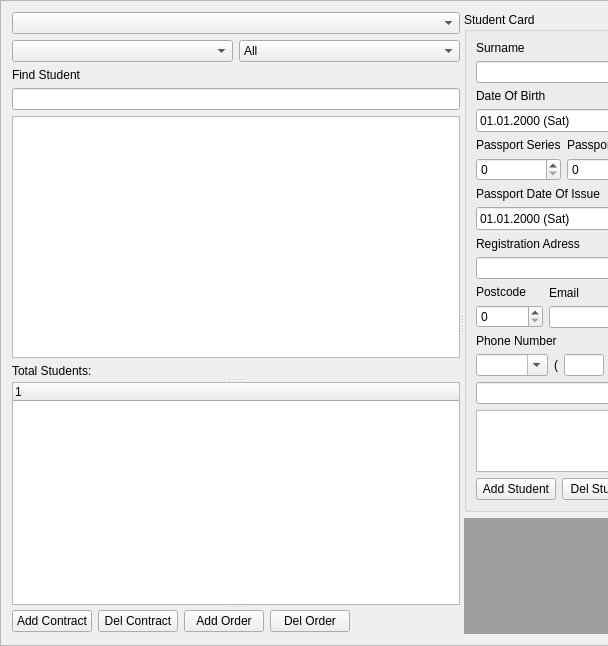
sadovskiy/sysman, file framestudet.ui: the form before one commit; both pictures show x 0 to 608 and y 0 to 646 of the 1107 by 646 pixel window.
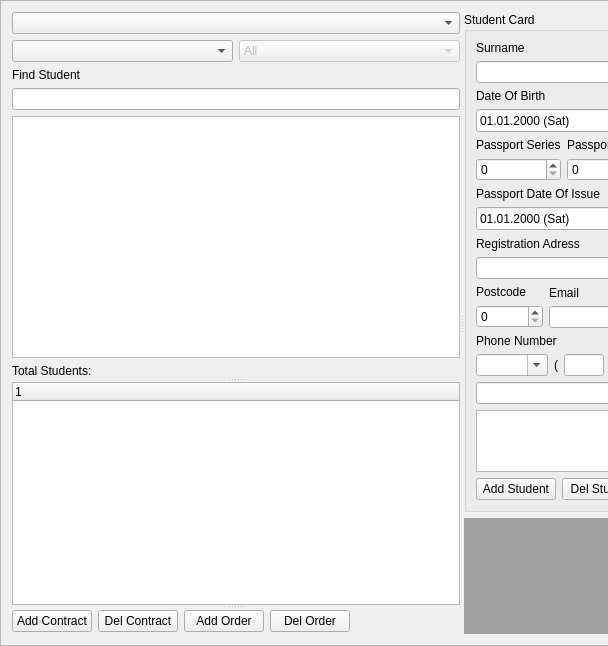
The form after the commit.

Diff of the .ui file:
```diff
--- a/framestudet.ui
+++ b/framestudet.ui
@@ -41,6 +41,9 @@
           </item>
           <item>
            <widget class="QComboBox" name="comboBoxGroup">
+            <property name="enabled">
+             <bool>false</bool>
+            </property>
             <item>
              <property name="text">
               <string>All</string>
@@ -277,8 +280,8 @@
         </property>
        </column>
       </widget>
-      <widget class="QWidget" name="layoutWidget">
-       <layout class="QHBoxLayout" name="horizontalLayout">
+      <widget class="QWidget" name="layoutWidget2">
+       <layout class="QHBoxLayout" name="horizontalLayoutDocs">
         <item>
          <widget class="QPushButton" name="pushButtonAddContract">
           <property name="text">
@@ -323,7 +326,7 @@
        </layout>
       </widget>
      </widget>
-     <widget class="QWidget" name="layoutWidget">
+     <widget class="QWidget" name="layoutWidget3">
       <layout class="QVBoxLayout" name="verticalLayout_2">
        <item>
         <widget class="QGroupBox" name="groupBoxStudent">
```
Left out of the diff: 19 changed lines with no effect on the pictures.
